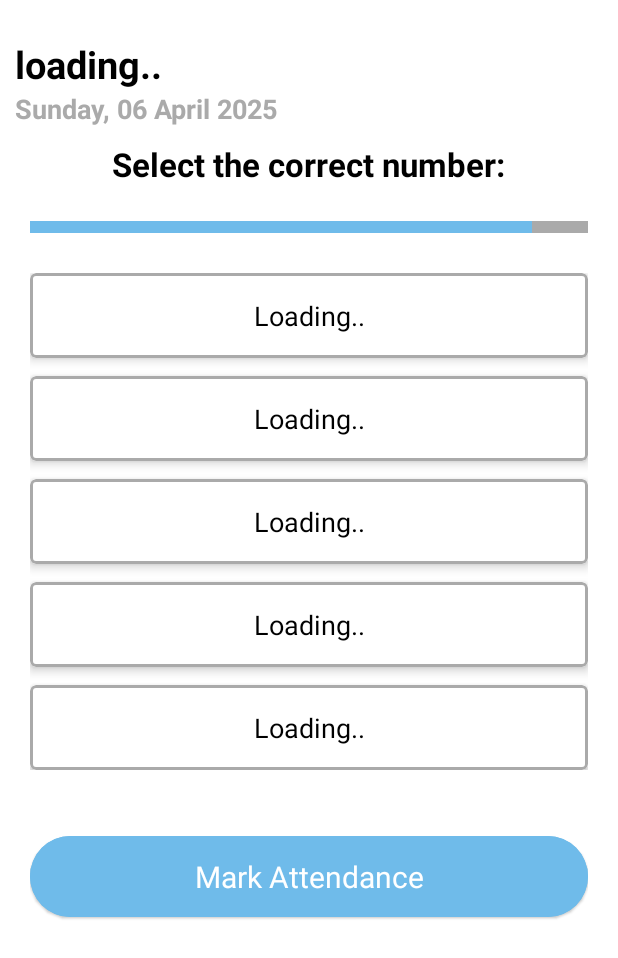
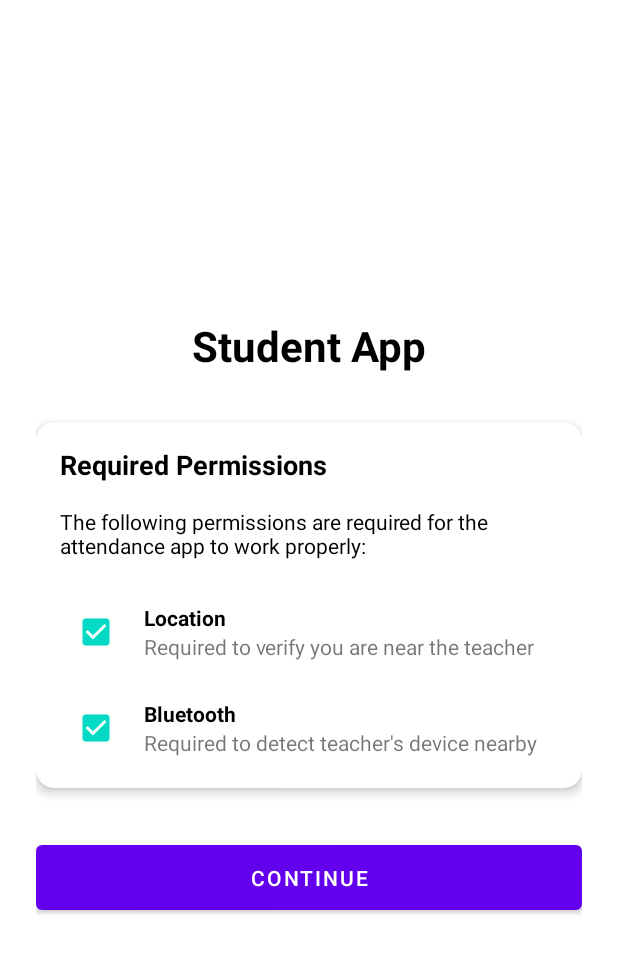
Before and after one commit to ANTS-App/mobile-app-digi, an Android app built with Jetpack Compose: the screen it shows after launch once a user with an empty profile is signed in (StudentView before the commit, WaitingActivity after it), on a phone screen of 412 x 824 dp. Shown: the top 958 px of the screen. Run offline under Robolectric (Android 15) with nearby library versions, the phone set to English and light mode, and no system bars; our stand-ins replace Firebase (no records; nobody signed in at launch, a user with empty details on screens opened directly).

Commit message:
Added the waiting screen

```diff
--- a/app/src/main/AndroidManifest.xml
+++ b/app/src/main/AndroidManifest.xml
@@ -3,7 +3,6 @@
     xmlns:tools="http://schemas.android.com/tools">
 
     <uses-permission android:name="android.permission.BLUETOOTH" />
-    <uses-permission android:name="android.permission.BLUETOOTH_ADMIN" />
     <uses-permission android:name="android.permission.BLUETOOTH_ADMIN" />
     <uses-permission android:name="android.permission.ACCESS_FINE_LOCATION" />
     <uses-permission android:name="android.permission.ACCESS_COARSE_LOCATION" />
@@ -21,9 +20,10 @@
         android:theme="@style/Theme.AttendanceApp"
         tools:targetApi="31">
 
-        <activity android:name=".HomeActivity" />
-        <activity android:name=".MainActivity" />
+<!--        <activity android:name=".HomeActivity" />-->
+<!--        <activity android:name=".MainActivity" />-->
         <activity android:name=".StudentView" />
+        <activity android:name=".WaitingActivity" />
         <activity android:name=".TimetableSelectionActivity" />
         <activity android:name=".AttendanceActivity" />
         <activity android:name=".LoginActivity"/>
--- a/app/src/main/java/com/example/attendanceapp/LoginActivity.kt
+++ b/app/src/main/java/com/example/attendanceapp/LoginActivity.kt
@@ -112,7 +112,7 @@ class LoginActivity : ComponentActivity() {
         }
 
     private fun navigateToAppropriateScreen() {
-        startActivity(Intent(this, StudentView::class.java))
+        startActivity(Intent(this, WaitingActivity::class.java))
         finish()
     }
 }
--- /dev/null
+++ b/app/src/main/java/com/example/attendanceapp/WaitingActivity.java
@@ -0,0 +1,157 @@
+package com.example.attendanceapp;
+
+import android.Manifest;
+import android.content.Intent;
+import android.content.pm.PackageManager;
+import android.os.Bundle;
+import android.widget.Button;
+import android.widget.CheckBox;
+import android.widget.Toast;
+
+import androidx.annotation.NonNull;
+import androidx.appcompat.app.AppCompatActivity;
+import androidx.core.app.ActivityCompat;
+import androidx.core.content.ContextCompat;
+
+import com.example.attendanceapp.utilities.StatusBarUtils;
+
+public class WaitingActivity extends AppCompatActivity {
+
+    private static final int PERMISSION_REQUEST_CODE = 100;
+
+    private CheckBox locationCheckBox;
+    private CheckBox bluetoothCheckBox;
+    private Button continueButton;
+
+    private final String[] requiredPermissions = {
+            Manifest.permission.ACCESS_FINE_LOCATION,
+            Manifest.permission.ACCESS_COARSE_LOCATION,
+            Manifest.permission.BLUETOOTH_SCAN,
+            Manifest.permission.BLUETOOTH_CONNECT
+    };
+
+    @Override
+    protected void onCreate(Bundle savedInstanceState) {
+        super.onCreate(savedInstanceState);
+        setContentView(R.layout.activity_waiting);
+
+        // Customize status bar
+        StatusBarUtils.customizeStatusBar(this, R.color.white, true);
+
+        // Initialize UI components
+        locationCheckBox = findViewById(R.id.locationCheckBox);
+        bluetoothCheckBox = findViewById(R.id.bluetoothCheckBox);
+        continueButton = findViewById(R.id.continueButton);
+
+        // Check current permission status
+        updatePermissionCheckboxes();
+
+        // Set up click listeners
+        setupClickListeners();
+    }
+
+    private void setupClickListeners() {
+        // Location checkbox click listener
+        locationCheckBox.setOnClickListener(v -> {
+            if (!hasLocationPermissions()) {
+                requestLocationPermissions();
+                // Uncheck until permissions are granted
+                locationCheckBox.setChecked(false);
+            }
+        });
+
+        // Bluetooth checkbox click listener
+        bluetoothCheckBox.setOnClickListener(v -> {
+            if (!hasBluetoothPermissions()) {
+                requestBluetoothPermissions();
+                // Uncheck until permissions are granted
+                bluetoothCheckBox.setChecked(false);
+            }
+        });
+
+        // Continue button click listener
+        continueButton.setOnClickListener(v -> {
+            if (allPermissionsGranted()) {
+                proceedToNextScreen();
+            } else {
+                Toast.makeText(this, "Please grant all required permissions to continue", Toast.LENGTH_SHORT).show();
+                updatePermissionCheckboxes();
+            }
+        });
+    }
+
+    private void updatePermissionCheckboxes() {
+        // Update location checkbox
+        boolean locationGranted = hasLocationPermissions();
+        locationCheckBox.setChecked(locationGranted);
+
+        // Update bluetooth checkbox
+        boolean bluetoothGranted = hasBluetoothPermissions();
+        bluetoothCheckBox.setChecked(bluetoothGranted);
+
+        // Update button state
+        continueButton.setEnabled(locationGranted && bluetoothGranted);
+    }
+
+    private boolean hasLocationPermissions() {
+        return ContextCompat.checkSelfPermission(this, Manifest.permission.ACCESS_FINE_LOCATION) == PackageManager.PERMISSION_GRANTED &&
+                ContextCompat.checkSelfPermission(this, Manifest.permission.ACCESS_COARSE_LOCATION) == PackageManager.PERMISSION_GRANTED;
+    }
+
+    private boolean hasBluetoothPermissions() {
+        return ContextCompat.checkSelfPermission(this, Manifest.permission.BLUETOOTH_SCAN) == PackageManager.PERMISSION_GRANTED &&
+                ContextCompat.checkSelfPermission(this, Manifest.permission.BLUETOOTH_CONNECT) == PackageManager.PERMISSION_GRANTED;
+    }
+
+    private void requestLocationPermissions() {
+        ActivityCompat.requestPermissions(
+                this,
+                new String[]{
+                        Manifest.permission.ACCESS_FINE_LOCATION,
+                        Manifest.permission.ACCESS_COARSE_LOCATION
+                },
+                PERMISSION_REQUEST_CODE
+        );
+    }
+
+    private void requestBluetoothPermissions() {
+        ActivityCompat.requestPermissions(
+                this,
+                new String[]{
+                        Manifest.permission.BLUETOOTH_SCAN,
+                        Manifest.permission.BLUETOOTH_CONNECT
+                },
+                PERMISSION_REQUEST_CODE
+        );
+    }
+
+    private boolean allPermissionsGranted() {
+        for (String permission : requiredPermissions) {
+            if (ContextCompat.checkSelfPermission(this, permission) != PackageManager.PERMISSION_GRANTED) {
+                return false;
+            }
+        }
+        return true;
+    }
+
+    private void proceedToNextScreen() {
+        // Navigate to StudentView
+        startActivity(new Intent(WaitingActivity.this, StudentView.class));
+        finish();
+    }
+
+    @Override
+    public void onRequestPermissionsResult(int requestCode, @NonNull String[] permissions, @NonNull int[] grantResults) {
+        super.onRequestPermissionsResult(requestCode, permissions, grantResults);
+
+        if (requestCode == PERMISSION_REQUEST_CODE) {
+            // Update UI based on new permission status
+            updatePermissionCheckboxes();
+
+            // Check if all permissions are granted now
+            if (allPermissionsGranted()) {
+                Toast.makeText(this, "All permissions granted! You can proceed.", Toast.LENGTH_SHORT).show();
+            }
+        }
+    }
+}
--- /dev/null
+++ b/app/src/main/res/layout/activity_waiting.xml
@@ -0,0 +1,143 @@
+<?xml version="1.0" encoding="utf-8"?>
+<androidx.constraintlayout.widget.ConstraintLayout xmlns:android="http://schemas.android.com/apk/res/android"
+    xmlns:app="http://schemas.android.com/apk/res-auto"
+    xmlns:tools="http://schemas.android.com/tools"
+    android:layout_width="match_parent"
+    android:layout_height="match_parent"
+    android:background="@color/white"
+    android:padding="24dp"
+    tools:context=".WaitingActivity">
+
+    <TextView
+        android:id="@+id/titleTextView"
+        android:layout_width="wrap_content"
+        android:layout_height="wrap_content"
+        android:text="Student App"
+        android:textColor="@color/black"
+        android:textSize="28sp"
+        android:textStyle="bold"
+        app:layout_constraintEnd_toEndOf="parent"
+        app:layout_constraintStart_toStartOf="parent"
+        app:layout_constraintTop_toTopOf="parent"
+        app:layout_constraintBottom_toTopOf="@id/permissionsCardView"
+        app:layout_constraintVertical_chainStyle="packed"
+        android:layout_marginBottom="32dp" />
+
+    <androidx.cardview.widget.CardView
+        android:id="@+id/permissionsCardView"
+        android:layout_width="match_parent"
+        android:layout_height="wrap_content"
+        app:cardCornerRadius="12dp"
+        app:cardElevation="4dp"
+        app:layout_constraintBottom_toTopOf="@id/continueButton"
+        app:layout_constraintEnd_toEndOf="parent"
+        app:layout_constraintStart_toStartOf="parent"
+        app:layout_constraintTop_toBottomOf="@id/titleTextView"
+        android:layout_marginBottom="32dp">
+
+        <LinearLayout
+            android:layout_width="match_parent"
+            android:layout_height="wrap_content"
+            android:orientation="vertical"
+            android:padding="16dp">
+
+            <TextView
+                android:layout_width="match_parent"
+                android:layout_height="wrap_content"
+                android:text="Required Permissions"
+                android:textColor="@color/black"
+                android:textSize="18sp"
+                android:textStyle="bold"
+                android:layout_marginBottom="16dp" />
+
+            <TextView
+                android:layout_width="match_parent"
+                android:layout_height="wrap_content"
+                android:text="The following permissions are required for the attendance app to work properly:"
+                android:textColor="@color/black"
+                android:layout_marginBottom="24dp" />
+
+            <LinearLayout
+                android:layout_width="match_parent"
+                android:layout_height="wrap_content"
+                android:orientation="horizontal"
+                android:gravity="center_vertical"
+                android:layout_marginBottom="16dp">
+
+                <CheckBox
+                    android:id="@+id/locationCheckBox"
+                    android:layout_width="wrap_content"
+                    android:layout_height="wrap_content"
+                    android:clickable="true"
+                    android:focusable="true" />
+
+                <LinearLayout
+                    android:layout_width="0dp"
+                    android:layout_height="wrap_content"
+                    android:layout_weight="1"
+                    android:orientation="vertical"
+                    android:layout_marginStart="8dp">
+
+                    <TextView
+                        android:layout_width="wrap_content"
+                        android:layout_height="wrap_content"
+                        android:text="Location"
+                        android:textColor="@color/black"
+                        android:textStyle="bold" />
+
+                    <TextView
+                        android:layout_width="wrap_content"
+                        android:layout_height="wrap_content"
+                        android:text="Required to verify you are near the teacher" />
+                </LinearLayout>
+            </LinearLayout>
+
+            <LinearLayout
+                android:layout_width="match_parent"
+                android:layout_height="wrap_content"
+                android:orientation="horizontal"
+                android:gravity="center_vertical">
+
+                <CheckBox
+                    android:id="@+id/bluetoothCheckBox"
+                    android:layout_width="wrap_content"
+                    android:layout_height="wrap_content"
+                    android:clickable="true"
+                    android:focusable="true" />
+
+                <LinearLayout
+                    android:layout_width="0dp"
+                    android:layout_height="wrap_content"
+                    android:layout_weight="1"
+                    android:orientation="vertical"
+                    android:layout_marginStart="8dp">
+
+                    <TextView
+                        android:layout_width="wrap_content"
+                        android:layout_height="wrap_content"
+                        android:text="Bluetooth"
+                        android:textColor="@color/black"
+                        android:textStyle="bold" />
+
+                    <TextView
+                        android:layout_width="wrap_content"
+                        android:layout_height="wrap_content"
+                        android:text="Required to detect teacher's device nearby" />
+                </LinearLayout>
+            </LinearLayout>
+        </LinearLayout>
+    </androidx.cardview.widget.CardView>
+
+    <Button
+        android:id="@+id/continueButton"
+        android:layout_width="match_parent"
+        android:layout_height="wrap_content"
+        android:text="Continue"
+        android:enabled="false"
+        android:padding="12dp"
+        app:layout_constraintBottom_toBottomOf="parent"
+        app:layout_constraintEnd_toEndOf="parent"
+        app:layout_constraintStart_toStartOf="parent"
+        app:layout_constraintTop_toBottomOf="@id/permissionsCardView" />
+
+</androidx.constraintlayout.widget.ConstraintLayout>
```
